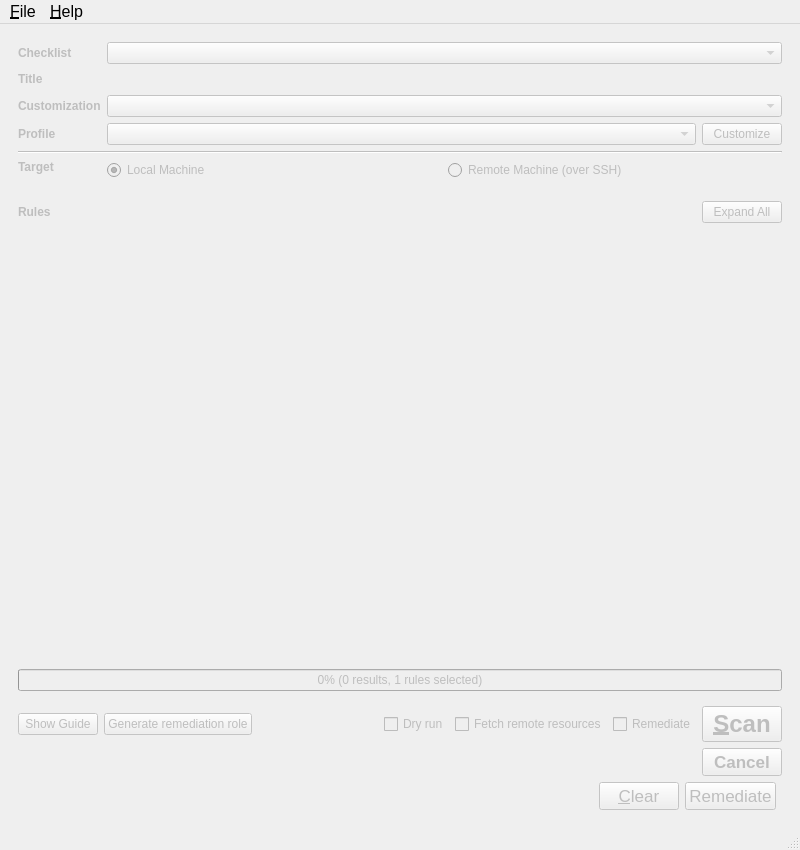
Above: src/ui/MainWindow.ui from eurolinux-enterprise-linux-sources/scap-workbench before the change. Below: the same form after it.
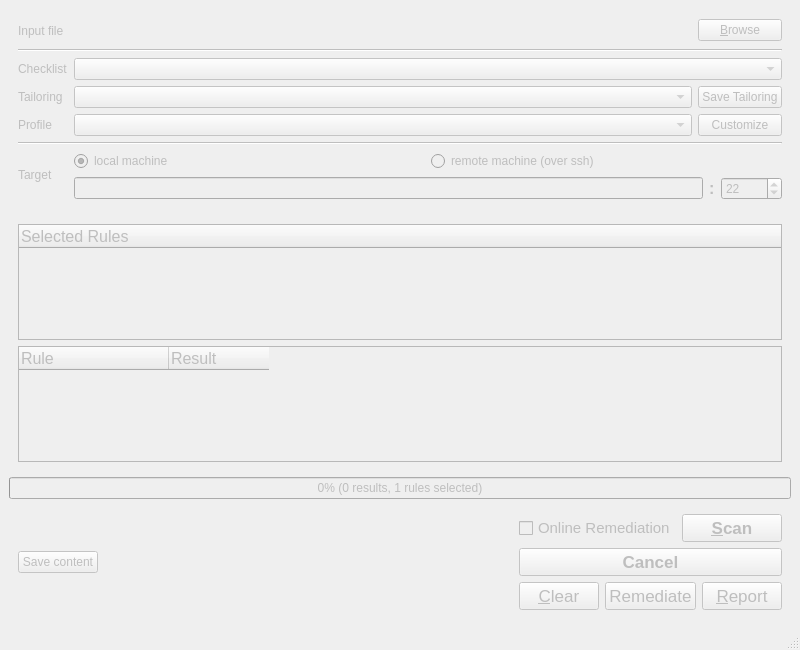
That is the form after the change. Custom widgets are drawn as their Qt base class.

Diff of the .ui file:
```diff
--- a/src/ui/MainWindow.ui
+++ b/src/ui/MainWindow.ui
@@ -10,7 +10,7 @@
     <x>0</x>
     <y>0</y>
     <width>800</width>
-    <height>850</height>
+    <height>650</height>
    </rect>
   </property>
   <property name="windowTitle">
@@ -24,10 +24,58 @@
     <item>
      <widget class="QWidget" name="scanProperties" native="true">
       <layout class="QGridLayout" name="gridLayout">
-       <item row="6" column="2">
+       <item row="4" column="2">
+        <widget class="QPushButton" name="saveTailoringButton">
+         <property name="text">
+          <string>Save Tailoring</string>
+         </property>
+         <property name="shortcut">
+          <string/>
+         </property>
+        </widget>
+       </item>
+       <item row="5" column="1">
+        <widget class="QComboBox" name="profileComboBox"/>
+       </item>
+       <item row="0" column="0">
+        <widget class="QLabel" name="label_2">
+         <property name="text">
+          <string>Input file</string>
+         </property>
+        </widget>
+       </item>
+       <item row="4" column="1">
+        <widget class="QComboBox" name="tailoringFileComboBox"/>
+       </item>
+       <item row="0" column="1">
+        <widget class="QLineEdit" name="openedFileLineEdit">
+         <property name="font">
+          <font>
+           <pointsize>12</pointsize>
+           <weight>75</weight>
+           <bold>true</bold>
+           <strikeout>false</strikeout>
+           <kerning>true</kerning>
+          </font>
+         </property>
+         <property name="text">
+          <string/>
+         </property>
+         <property name="frame">
+          <bool>false</bool>
+         </property>
+         <property name="cursorPosition">
+          <number>0</number>
+         </property>
+         <property name="readOnly">
+          <bool>true</bool>
+         </property>
+        </widget>
+       </item>
+       <item row="5" column="2">
         <widget class="QPushButton" name="customizeProfileButton">
          <property name="toolTip">
-          <string>Duplicates the current profile, and opens a window to customize it.</string>
+          <string>Creates a new profile that inherits selected profile, opens a window to edit the newly created profile.</string>
          </property>
          <property name="text">
           <string>Customize</string>
@@ -37,279 +85,220 @@
          </property>
         </widget>
        </item>
-       <item row="7" column="0" colspan="3">
-        <widget class="Line" name="line_2">
-         <property name="orientation">
-          <enum>Qt::Horizontal</enum>
-         </property>
-        </widget>
-       </item>
-       <item row="2" column="1" colspan="2">
-        <widget class="QComboBox" name="checklistComboBox">
-         <property name="sizePolicy">
-          <sizepolicy hsizetype="Preferred" vsizetype="Fixed">
-           <horstretch>0</horstretch>
-           <verstretch>0</verstretch>
-          </sizepolicy>
-         </property>
-        </widget>
-       </item>
-       <item row="6" column="0">
-        <widget class="QLabel" name="label_3">
-         <property name="font">
-          <font>
-           <weight>75</weight>
-           <bold>true</bold>
-          </font>
-         </property>
-         <property name="text">
-          <string>Profile</string>
-         </property>
-        </widget>
-       </item>
-       <item row="2" column="0">
-        <widget class="QLabel" name="checklistLabel">
-         <property name="font">
-          <font>
-           <weight>75</weight>
-           <bold>true</bold>
-          </font>
-         </property>
-         <property name="text">
-          <string>Checklist</string>
-         </property>
-        </widget>
-       </item>
-       <item row="10" column="0">
-        <widget class="QLabel" name="label">
-         <property name="font">
-          <font>
-           <weight>75</weight>
-           <bold>true</bold>
-          </font>
-         </property>
-         <property name="text">
-          <string>Target</string>
-         </property>
-         <property name="alignment">
-          <set>Qt::AlignLeading|Qt::AlignLeft|Qt::AlignTop</set>
-         </property>
-        </widget>
-       </item>
-       <item row="5" column="0">
+       <item row="4" column="0">
         <widget class="QLabel" name="label_4">
-         <property name="font">
-          <font>
-           <weight>75</weight>
-           <bold>true</bold>
-          </font>
-         </property>
          <property name="text">
-          <string>Customization</string>
-         </property>
-        </widget>
-       </item>
-       <item row="6" column="1">
-        <widget class="QComboBox" name="profileComboBox">
-         <property name="toolTip">
-          <string>Determines which XCCDF profile will be used for evaluation. Listed profiles come from the input content and customization file.</string>
-         </property>
-         <property name="maxVisibleItems">
-          <number>15</number>
+          <string>Tailoring</string>
          </property>
         </widget>
        </item>
        <item row="3" column="1" colspan="2">
-        <widget class="QLabel" name="titleLabel">
+        <widget class="QComboBox" name="checklistComboBox"/>
+       </item>
+       <item row="7" column="0">
+        <widget class="QLabel" name="label">
          <property name="sizePolicy">
-          <sizepolicy hsizetype="Expanding" vsizetype="Preferred">
+          <sizepolicy hsizetype="Preferred" vsizetype="Maximum">
            <horstretch>0</horstretch>
            <verstretch>0</verstretch>
           </sizepolicy>
          </property>
-         <property name="font">
-          <font>
-           <pointsize>12</pointsize>
-           <weight>75</weight>
-           <bold>true</bold>
-          </font>
-         </property>
-         <property name="toolTip">
-          <string>TItle of the XCCDF Benchmark</string>
-         </property>
          <property name="text">
-          <string/>
+          <string>Target</string>
          </property>
         </widget>
        </item>
        <item row="3" column="0">
-        <widget class="QLabel" name="label_5">
-         <property name="font">
-          <font>
-           <weight>75</weight>
-           <bold>true</bold>
-          </font>
+        <widget class="QLabel" name="checklistLabel">
+         <property name="text">
+          <string>Checklist</string>
          </property>
+        </widget>
+       </item>
+       <item row="5" column="0">
+        <widget class="QLabel" name="label_3">
          <property name="text">
-          <string>Title</string>
+          <string>Profile</string>
          </property>
         </widget>
        </item>
-       <item row="4" column="1">
-        <spacer name="horizontalSpacer_2">
+       <item row="0" column="2">
+        <widget class="QPushButton" name="browseButton">
+         <property name="text">
+          <string>&amp;Browse</string>
+         </property>
+        </widget>
+       </item>
+       <item row="6" column="0" colspan="3">
+        <widget class="Line" name="line_2">
          <property name="orientation">
           <enum>Qt::Horizontal</enum>
          </property>
-         <property name="sizeHint" stdset="0">
-          <size>
-           <width>40</width>
-           <height>1</height>
-          </size>
-         </property>
-        </spacer>
+        </widget>
        </item>
-       <item row="5" column="1" colspan="2">
-        <widget class="QComboBox" name="tailoringFileComboBox">
-         <property name="toolTip">
-          <string>Allows to select, load or reset a customization. Customization is called XCCDF Tailoring in the specification.</string>
+       <item row="2" column="0" colspan="3">
+        <widget class="Line" name="line">
+         <property name="orientation">
+          <enum>Qt::Horizontal</enum>
          </property>
         </widget>
        </item>
-       <item row="10" column="1" colspan="2">
-        <widget class="QWidget" name="widget_4" native="true">
-         <property name="sizePolicy">
-          <sizepolicy hsizetype="Preferred" vsizetype="Preferred">
-           <horstretch>0</horstretch>
-           <verstretch>0</verstretch>
-          </sizepolicy>
-         </property>
-         <layout class="QHBoxLayout" name="horizontalLayout_5">
-          <property name="leftMargin">
-           <number>0</number>
-          </property>
-          <property name="topMargin">
-           <number>0</number>
-          </property>
-          <property name="rightMargin">
-           <number>0</number>
-          </property>
-          <property name="bottomMargin">
+       <item row="7" column="1" colspan="2">
+        <widget class="QWidget" name="widget_3" native="true">
+         <layout class="QVBoxLayout" name="verticalLayout_4">
+          <property name="margin">
            <number>0</number>
           </property>
           <item>
-           <widget class="QRadioButton" name="localMachineRadioButton">
-            <property name="toolTip">
-             <string>Selecting the Local Machine target will cause workbench to evaluate the same machine that it is running on.</string>
-            </property>
-            <property name="text">
-             <string>Local Machine</string>
-            </property>
-            <property name="checked">
-             <bool>true</bool>
-            </property>
+           <widget class="QWidget" name="widget_4" native="true">
+            <layout class="QHBoxLayout" name="horizontalLayout_5">
+             <property name="margin">
+              <number>0</number>
+             </property>
+             <item>
+              <widget class="QRadioButton" name="localMachineRadioButton">
+               <property name="text">
+                <string>local machine</string>
+               </property>
+               <property name="checked">
+                <bool>true</bool>
+               </property>
+              </widget>
+             </item>
+             <item>
+              <widget class="QRadioButton" name="remoteMachineRadioButton">
+               <property name="text">
+                <string>remote machine (over ssh)</string>
+               </property>
+              </widget>
+             </item>
+            </layout>
            </widget>
           </item>
           <item>
-           <widget class="QRadioButton" name="remoteMachineRadioButton">
-            <property name="sizePolicy">
-             <sizepolicy hsizetype="Preferred" vsizetype="Fixed">
-              <horstretch>0</horstretch>
-              <verstretch>0</verstretch>
-             </sizepolicy>
-            </property>
-            <property name="toolTip">
-             <string>The Remote Machine target enables workbench to scan any remote machine that can be accessed using SSH.</string>
-            </property>
-            <property name="text">
-             <string>Remote Machine (over SSH)</string>
-            </property>
+           <widget class="QWidget" name="remoteMachineDetails" native="true">
+            <layout class="QHBoxLayout" name="horizontalLayout_6">
+             <property name="margin">
+              <number>0</number>
+             </property>
+             <item>
+              <widget class="QLineEdit" name="remoteMachineHost">
+               <property name="toolTip">
+                <string>Use the format commonly accepted by ssh (username@host)</string>
+               </property>
+              </widget>
+             </item>
+             <item>
+              <widget class="QLabel" name="label_6">
+               <property name="font">
+                <font>
+                 <pointsize>12</pointsize>
+                 <weight>75</weight>
+                 <bold>true</bold>
+                </font>
+               </property>
+               <property name="text">
+                <string>:</string>
+               </property>
+              </widget>
+             </item>
+             <item>
+              <widget class="QSpinBox" name="remoteMachinePort">
+               <property name="toolTip">
+                <string>Port number</string>
+               </property>
+               <property name="minimum">
+                <number>1</number>
+               </property>
+               <property name="maximum">
+                <number>65535</number>
+               </property>
+               <property name="value">
+                <number>22</number>
+               </property>
+              </widget>
+             </item>
+            </layout>
            </widget>
           </item>
          </layout>
         </widget>
        </item>
-       <item row="11" column="0" colspan="3">
-        <widget class="RemoteMachineComboBox" name="remoteMachineDetails" native="true">
-         <property name="focusPolicy">
-          <enum>Qt::StrongFocus</enum>
-         </property>
-        </widget>
-       </item>
       </layout>
      </widget>
     </item>
     <item>
-     <layout class="QVBoxLayout" name="ruleResults">
-      <property name="leftMargin">
-       <number>9</number>
-      </property>
-      <property name="rightMargin">
-       <number>9</number>
-      </property>
-      <item>
-       <layout class="QHBoxLayout" name="horizontalLayout_6">
-        <item>
-         <widget class="QLabel" name="label_2">
-          <property name="font">
-           <font>
-            <weight>75</weight>
-            <bold>true</bold>
-           </font>
+     <widget class="QWidget" name="widget_2" native="true">
+      <layout class="QVBoxLayout" name="verticalLayout_2">
+       <item>
+        <widget class="QTreeWidget" name="selectedRulesTree">
+         <property name="font">
+          <font>
+           <pointsize>12</pointsize>
+          </font>
+         </property>
+         <property name="rootIsDecorated">
+          <bool>false</bool>
+         </property>
+         <column>
+          <property name="text">
+           <string>Selected Rules</string>
           </property>
+         </column>
+        </widget>
+       </item>
+       <item>
+        <widget class="QTreeWidget" name="ruleResultsTree">
+         <property name="font">
+          <font>
+           <pointsize>12</pointsize>
+          </font>
+         </property>
+         <property name="alternatingRowColors">
+          <bool>true</bool>
+         </property>
+         <property name="rootIsDecorated">
+          <bool>false</bool>
+         </property>
+         <property name="uniformRowHeights">
+          <bool>true</bool>
+         </property>
+         <property name="sortingEnabled">
+          <bool>false</bool>
+         </property>
+         <attribute name="headerDefaultSectionSize">
+          <number>150</number>
+         </attribute>
+         <attribute name="headerStretchLastSection">
+          <bool>false</bool>
+         </attribute>
+         <column>
           <property name="text">
-           <string>Rules</string>
+           <string>Rule</string>
           </property>
-         </widget>
-        </item>
-        <item>
-         <spacer name="horizontalSpacer_5">
-          <property name="orientation">
-           <enum>Qt::Horizontal</enum>
-          </property>
-          <property name="sizeHint" stdset="0">
-           <size>
-            <width>40</width>
-            <height>20</height>
-           </size>
-          </property>
-         </spacer>
-        </item>
-        <item>
-         <widget class="QPushButton" name="expandRulesButton">
+         </column>
+         <column>
           <property name="text">
-           <string>Expand All</string>
+           <string>Result</string>
           </property>
-         </widget>
-        </item>
-       </layout>
-      </item>
-      <item>
-       <widget class="RuleResultsTree" name="ruleResultsTree" native="true">
-        <property name="sizePolicy">
-         <sizepolicy hsizetype="Preferred" vsizetype="Expanding">
-          <horstretch>0</horstretch>
-          <verstretch>0</verstretch>
-         </sizepolicy>
-        </property>
-        <property name="focusPolicy">
-         <enum>Qt::TabFocus</enum>
-        </property>
-       </widget>
-      </item>
-      <item>
-       <widget class="QProgressBar" name="progressBar">
-        <property name="maximum">
-         <number>1</number>
-        </property>
-        <property name="value">
-         <number>0</number>
-        </property>
-        <property name="format">
-         <string>%p% (%v results, %m rules selected)</string>
-        </property>
-       </widget>
-      </item>
-     </layout>
+         </column>
+        </widget>
+       </item>
+      </layout>
+     </widget>
+    </item>
+    <item>
+     <widget class="QProgressBar" name="progressBar">
+      <property name="maximum">
+       <number>1</number>
+      </property>
+      <property name="value">
+       <number>0</number>
+      </property>
+      <property name="format">
+       <string>%p% (%v results, %m rules selected)</string>
+      </property>
+     </widget>
     </item>
     <item>
      <widget class="QWidget" name="widget" native="true">
@@ -320,93 +309,53 @@
        </sizepolicy>
       </property>
       <layout class="QHBoxLayout" name="horizontalLayout_2">
+       <item>
+        <widget class="QPushButton" name="saveButton">
+         <property name="text">
+          <string>Save content</string>
+         </property>
+         <property name="shortcut">
+          <string>Ctrl+S</string>
+         </property>
+        </widget>
+       </item>
+       <item>
+        <spacer name="horizontalSpacer">
+         <property name="orientation">
+          <enum>Qt::Horizontal</enum>
+         </property>
+         <property name="sizeHint" stdset="0">
+          <size>
+           <width>211</width>
+           <height>20</height>
+          </size>
+         </property>
+        </spacer>
+       </item>
        <item>
         <widget class="QWidget" name="widget_5" native="true">
          <layout class="QVBoxLayout" name="verticalLayout_3">
-          <property name="leftMargin">
-           <number>0</number>
-          </property>
-          <property name="topMargin">
-           <number>0</number>
-          </property>
-          <property name="rightMargin">
-           <number>0</number>
-          </property>
-          <property name="bottomMargin">
+          <property name="margin">
            <number>0</number>
           </property>
           <item>
            <widget class="QWidget" name="preScanTools" native="true">
             <layout class="QHBoxLayout" name="horizontalLayout">
-             <property name="leftMargin">
+             <property name="margin">
               <number>0</number>
              </property>
-             <property name="topMargin">
-              <number>0</number>
-             </property>
-             <property name="rightMargin">
-              <number>0</number>
-             </property>
-             <property name="bottomMargin">
-              <number>0</number>
-             </property>
-             <item>
-              <widget class="QPushButton" name="showGuideButton">
-               <property name="text">
-                <string>Show Guide</string>
-               </property>
-              </widget>
-             </item>
-             <item>
-              <widget class="QPushButton" name="genRemediationButton">
-               <property name="toolTip">
-                <string>Generate remediation role that contains fix for every single rule the in the profile. Note that not every rule implements a fix.</string>
-               </property>
-               <property name="text">
-                <string>Generate remediation role</string>
-               </property>
-              </widget>
-             </item>
-             <item>
-              <spacer name="horizontalSpacer">
-               <property name="orientation">
-                <enum>Qt::Horizontal</enum>
-               </property>
-               <property name="sizeHint" stdset="0">
-                <size>
-                 <width>211</width>
-                 <height>20</height>
-                </size>
-               </property>
-              </spacer>
-             </item>
-             <item>
-              <widget class="QCheckBox" name="dryRunCheckBox">
-               <property name="toolTip">
-                <string>When checked no action is performed after pressing Scan, a dialog with the used command-line arguments is shown instead.</string>
-               </property>
-               <property name="text">
-                <string>Dry run</string>
-               </property>
-              </widget>
-             </item>
-             <item>
-              <widget class="QCheckBox" name="fetchRemoteResourcesCheckbox">
-               <property name="toolTip">
-                <string>&lt;html&gt;&lt;head/&gt;&lt;body&gt;&lt;p&gt;Allow download of&amp;nbsp;remote OVAL content referenced from&amp;nbsp;XCCDF by&amp;nbsp;check-content-ref/@href.&lt;/p&gt;&lt;/body&gt;&lt;/html&gt;</string>
-               </property>
-               <property name="text">
-                <string>Fetch remote resources</string>
-               </property>
-              </widget>
-             </item>
              <item>
               <widget class="QCheckBox" name="onlineRemediationCheckBox">
+               <property name="font">
+                <font>
+                 <pointsize>11</pointsize>
+                </font>
+               </property>
                <property name="toolTip">
-                <string>&lt;html&gt;&lt;head/&gt;&lt;body&gt;&lt;p&gt;Attempts to automatically correct issues identified by the scan.&lt;/p&gt;&lt;p&gt;Note: Automated remediation may impact system functionality.&lt;/p&gt;&lt;/body&gt;&lt;/html&gt;</string>
+                <string>Checking this enables online remediation of failed checks. Online in the sense of being done as part of the evaluation.</string>
                </property>
                <property name="text">
-                <string>Remediate</string>
+                <string>Online Remediation</string>
                </property>
               </widget>
              </item>
@@ -414,14 +363,11 @@
               <widget class="QPushButton" name="scanButton">
                <property name="font">
                 <font>
-                 <pointsize>18</pointsize>
+                 <pointsize>13</pointsize>
                  <weight>75</weight>
                  <bold>true</bold>
                 </font>
                </property>
-               <property name="toolTip">
-                <string>Starts the evaluation.</string>
-               </property>
                <property name="text">
                 <string>&amp;Scan</string>
                </property>
@@ -433,31 +379,9 @@
           <item>
            <widget class="QWidget" name="scanTools" native="true">
             <layout class="QHBoxLayout" name="horizontalLayout_4">
-             <property name="leftMargin">
+             <property name="margin">
               <number>0</number>
              </property>
-             <property name="topMargin">
-              <number>0</number>
-             </property>
-             <property name="rightMargin">
-              <number>0</number>
-             </property>
-             <property name="bottomMargin">
-              <number>0</number>
-             </property>
-             <item>
-              <spacer name="horizontalSpacer_4">
-               <property name="orientation">
-                <enum>Qt::Horizontal</enum>
-               </property>
-               <property name="sizeHint" stdset="0">
-                <size>
-                 <width>40</width>
-                 <height>20</height>
-                </size>
-               </property>
-              </spacer>
-             </item>
              <item>
               <widget class="QPushButton" name="cancelButton">
                <property name="font">
@@ -467,9 +391,6 @@
                  <bold>true</bold>
                 </font>
                </property>
-               <property name="toolTip">
-                <string>Cancels the evaluation. Partial results may be lost.</string>
-               </property>
                <property name="text">
                 <string>Cancel</string>
                </property>
@@ -484,31 +405,9 @@
           <item>
            <widget class="QWidget" name="postScanTools" native="true">
             <layout class="QHBoxLayout" name="horizontalLayout_3">
-             <property name="leftMargin">
+             <property name="margin">
               <number>0</number>
              </property>
-             <property name="topMargin">
-              <number>0</number>
-             </property>
-             <property name="rightMargin">
-              <number>0</number>
-             </property>
-             <property name="bottomMargin">
-              <number>0</number>
-             </property>
-             <item>
-              <spacer name="horizontalSpacer_3">
-               <property name="orientation">
-                <enum>Qt::Horizontal</enum>
-               </property>
-               <property name="sizeHint" stdset="0">
-                <size>
-                 <width>40</width>
-                 <height>20</height>
-                </size>
-               </property>
-              </spacer>
-             </item>
              <item>
               <widget class="QPushButton" name="clearButton">
                <property name="font">
@@ -516,9 +415,6 @@
                  <pointsize>13</pointsize>
                 </font>
                </property>
-               <property name="toolTip">
-                <string>Causes workbench to forget all collected evaluation results and prepares it for another scan.</string>
-               </property>
                <property name="text">
                 <string>&amp;Clear</string>
                </property>
@@ -546,7 +442,18 @@
               </widget>
              </item>
              <item>
-              <widget class="ResultViewer" name="resultViewer" native="true"/>
+              <widget class="QPushButton" name="showResultsButton">
+               <property name="font">
+                <font>
+                 <pointsize>13</pointsize>
+                 <weight>50</weight>
+                 <bold>false</bold>
+                </font>
+               </property>
+               <property name="text">
+                <string>&amp;Report</string>
+               </property>
+              </widget>
              </item>
             </layout>
            </widget>
@@ -560,159 +467,7 @@
    </layout>
   </widget>
   <widget class="QStatusBar" name="statusBar"/>
-  <widget class="QMenuBar" name="menuBar">
-   <property name="geometry">
-    <rect>
-     <x>0</x>
-     <y>0</y>
-     <width>800</width>
-     <height>29</height>
-    </rect>
-   </property>
-   <property name="font">
-    <font>
-     <pointsize>12</pointsize>
-    </font>
-   </property>
-   <property name="defaultUp">
-    <bool>false</bool>
-   </property>
-   <widget class="QMenu" name="menuFile">
-    <property name="title">
-     <string>&amp;File</string>
-    </property>
-    <widget class="QMenu" name="menuSave">
-     <property name="title">
-      <string>Save &amp;All</string>
-     </property>
-     <addaction name="actionSaveIntoDirectory"/>
-     <addaction name="actionSaveAsRPM"/>
-    </widget>
-    <addaction name="actionOpenSSG"/>
-    <addaction name="actionOpen"/>
-    <addaction name="separator"/>
-    <addaction name="actionOpenCustomizationFile"/>
-    <addaction name="separator"/>
-    <addaction name="actionSaveTailoring"/>
-    <addaction name="menuSave"/>
-    <addaction name="separator"/>
-    <addaction name="actionQuit"/>
-   </widget>
-   <widget class="QMenu" name="menuHelp">
-    <property name="title">
-     <string>&amp;Help</string>
-    </property>
-    <addaction name="actionUserManual"/>
-    <addaction name="separator"/>
-    <addaction name="actionShowDiagnostics"/>
-    <addaction name="separator"/>
-    <addaction name="actionAbout"/>
-    <addaction name="actionAboutQt"/>
-   </widget>
-   <addaction name="menuFile"/>
-   <addaction name="menuHelp"/>
-  </widget>
-  <action name="actionOpen">
-   <property name="text">
-    <string>&amp;Open Other Content</string>
-   </property>
-   <property name="shortcutContext">
-    <enum>Qt::ApplicationShortcut</enum>
-   </property>
-  </action>
-  <action name="actionQuit">
-   <property name="text">
-    <string>&amp;Quit</string>
-   </property>
-   <property name="shortcut">
-    <string>Ctrl+Q</string>
-   </property>
-  </action>
-  <action name="actionAbout">
-   <property name="text">
-    <string>About SCAP Workbench</string>
-   </property>
-  </action>
-  <action name="actionUserManual">
-   <property name="text">
-    <string>User Manual</string>
-   </property>
-  </action>
-  <action name="actionSaveIntoDirectory">
-   <property name="text">
-    <string>Into a &amp;directory</string>
-   </property>
-  </action>
-  <action name="actionSaveAsRPM">
-   <property name="text">
-    <string>As &amp;RPM</string>
-   </property>
-  </action>
-  <action name="actionAboutQt">
-   <property name="text">
-    <string>About Qt</string>
-   </property>
-  </action>
-  <action name="actionShowDiagnostics">
-   <property name="text">
-    <string>Show Diagnostics</string>
-   </property>
-  </action>
-  <action name="actionSaveTailoring">
-   <property name="text">
-    <string>Save Customization O&amp;nly</string>
-   </property>
-  </action>
-  <action name="actionOpenSSG">
-   <property name="text">
-    <string>Open content from &amp;SCAP Security Guide</string>
-   </property>
-  </action>
-  <action name="actionOpenCustomizationFile">
-   <property name="text">
-    <string>Open &amp;Customization File</string>
-   </property>
-  </action>
  </widget>
- <customwidgets>
-  <customwidget>
-   <class>ResultViewer</class>
-   <extends>QWidget</extends>
-   <header>ResultViewer.h</header>
-   <container>1</container>
-  </customwidget>
-  <customwidget>
-   <class>RemoteMachineComboBox</class>
-   <extends>QWidget</extends>
-   <header>RemoteMachineComboBox.h</header>
-   <container>1</container>
-  </customwidget>
-  <customwidget>
-   <class>RuleResultsTree</class>
-   <extends>QWidget</extends>
-   <header>RuleResultsTree.h</header>
-   <container>1</container>
-  </customwidget>
- </customwidgets>
- <tabstops>
-  <tabstop>checklistComboBox</tabstop>
-  <tabstop>tailoringFileComboBox</tabstop>
-  <tabstop>profileComboBox</tabstop>
-  <tabstop>customizeProfileButton</tabstop>
-  <tabstop>localMachineRadioButton</tabstop>
-  <tabstop>remoteMachineRadioButton</tabstop>
-  <tabstop>remoteMachineDetails</tabstop>
-  <tabstop>expandRulesButton</tabstop>
-  <tabstop>ruleResultsTree</tabstop>
-  <tabstop>showGuideButton</tabstop>
-  <tabstop>dryRunCheckBox</tabstop>
-  <tabstop>fetchRemoteResourcesCheckbox</tabstop>
-  <tabstop>onlineRemediationCheckBox</tabstop>
-  <tabstop>scanButton</tabstop>
-  <tabstop>cancelButton</tabstop>
-  <tabstop>clearButton</tabstop>
-  <tabstop>offlineRemediateButton</tabstop>
- </tabstops>
  <resources/>
  <connections>
   <connection>
```
Left out of the diff: 40 changed lines with no effect on the pictures.
